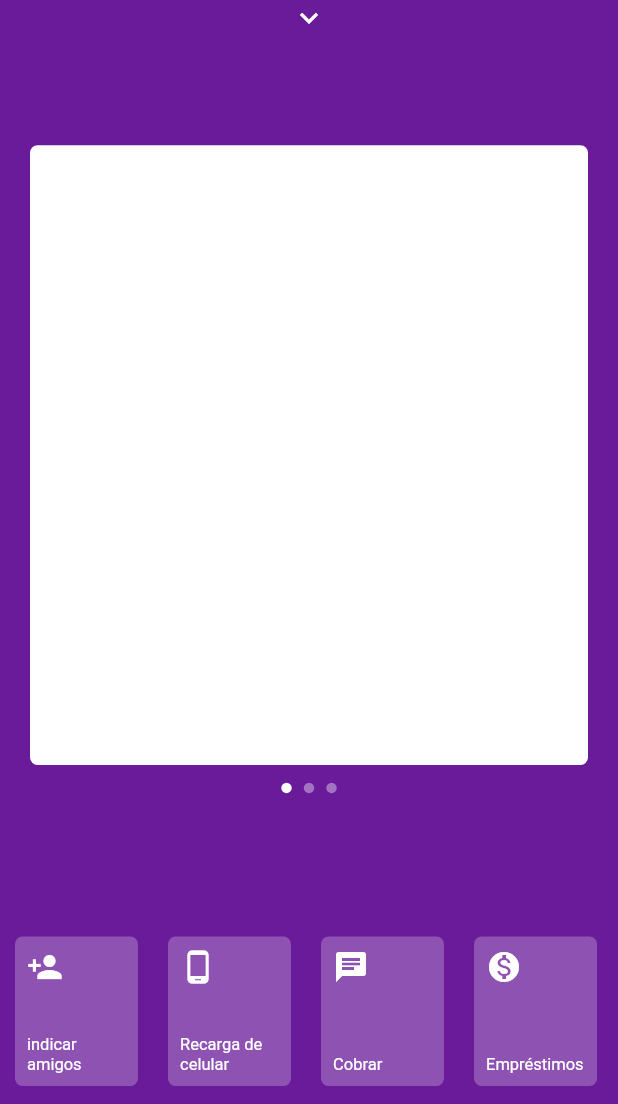
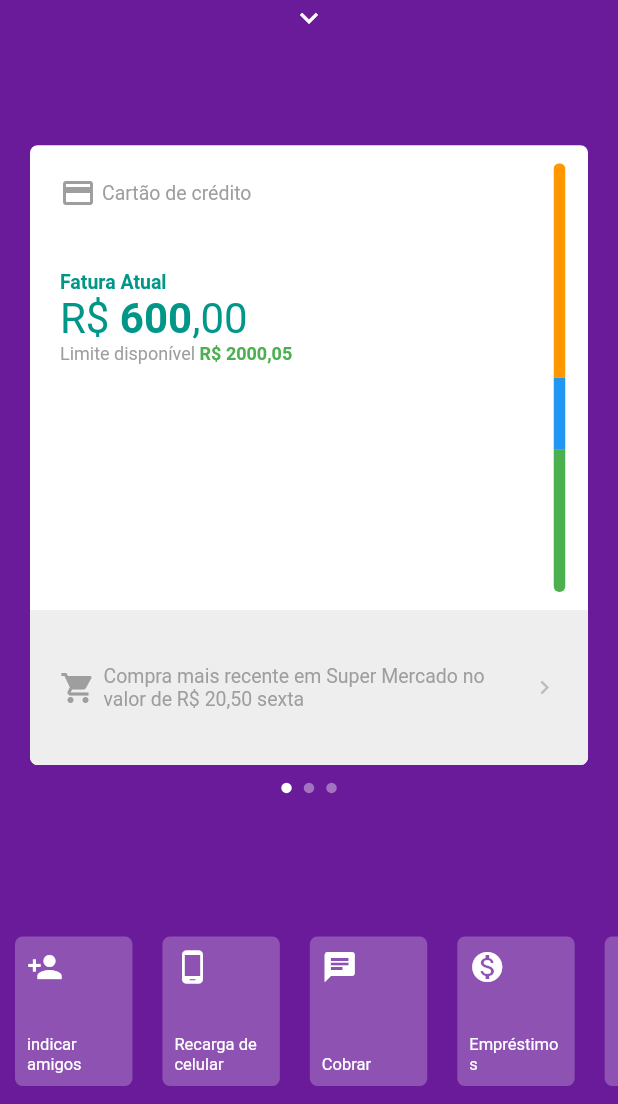
Before and after one commit to GabrielSSAlmeida/nubank_home_clone, a Flutter app: the screen it shows after launch, on a phone screen of 412 x 824 dp, the part 132-1236 px from its top. Run offline on Flutter 3.47's test engine with Material 2 defaults, Android fonts, the light colour scheme and no system bars; network calls fail.

Commit message:
Aula6 - Funcionando

```diff
--- a/lib/pages/home/home_page.dart
+++ b/lib/pages/home/home_page.dart
@@ -1,4 +1,5 @@
 import 'package:flutter/material.dart';
+import 'package:nubank_home/pages/home/widgets/bottom_menu.dart';
 import 'package:nubank_home/pages/home/widgets/item_menu_bottom.dart';
 import 'package:nubank_home/pages/home/widgets/menu_app.dart';
 import 'package:nubank_home/pages/home/widgets/my_app_bar.dart';
@@ -50,6 +51,7 @@ class _HomePageState extends State<HomePage> {
             top: _screenHeigth * 0.18,
             showMenu: _showMenu,
           ),
+          BottomMenu(showMenu: _showMenu),
           PageViewApp(
             showMenu: _showMenu,
             //Se tiver mostrando, desce se nao sobe
@@ -118,63 +120,6 @@ class _HomePageState extends State<HomePage> {
             top: _screenHeigth * 0.74,
             currentIndex: _currentIndex,
           ),
-          AnimatedPositioned(
-            duration: const Duration(milliseconds: 200),
-            //Agora nn ocupa a parte dos botoes de navegação
-            bottom: !_showMenu ? 0 + MediaQuery.of(context).padding.bottom : 0,
-            left: 0,
-            right: 0,
-            height: _screenHeigth * 0.15,
-            child: AnimatedOpacity(
-              duration: const Duration(milliseconds: 200),
-              opacity: !_showMenu ? 1 : 0,
-              child: Container(
-                child: ListView(
-                  physics: const BouncingScrollPhysics(),
-                  scrollDirection: Axis.horizontal,
-                  // ignore: prefer_const_literals_to_create_immutables
-                  children: [
-                    const ItemMenuBottom(
-                      icon: Icons.person_add,
-                      text: 'indicar amigos',
-                    ),
-                    const ItemMenuBottom(
-                      icon: Icons.phone_android,
-                      text: 'Recarga de celular',
-                    ),
-                    const ItemMenuBottom(
-                      icon: Icons.chat,
-                      text: 'Cobrar',
-                    ),
-                    const ItemMenuBottom(
-                      icon: Icons.monetization_on,
-                      text: 'Empréstimos',
-                    ),
-                    const ItemMenuBottom(
-                      icon: Icons.move_to_inbox,
-                      text: 'Depositar',
-                    ),
-                    const ItemMenuBottom(
-                      icon: Icons.mobile_screen_share,
-                      text: 'Transferir',
-                    ),
-                    const ItemMenuBottom(
-                      icon: Icons.format_align_center,
-                      text: 'Ajustar limite',
-                    ),
-                    const ItemMenuBottom(
-                      icon: Icons.chrome_reader_mode,
-                      text: 'Pagar',
-                    ),
-                    const ItemMenuBottom(
-                      icon: Icons.lock_open,
-                      text: 'Bloquar cartão',
-                    ),
-                  ],
-                ),
-              ),
-            ),
-          ),
         ],
       ), //Pilha - pega uma lista de widgets e os renderiza um em cima do outro
     );
--- /dev/null
+++ b/lib/pages/home/widgets/bottom_menu.dart
@@ -0,0 +1,78 @@
+import 'package:flutter/material.dart';
+import 'package:flutter/src/widgets/container.dart';
+import 'package:flutter/src/widgets/framework.dart';
+
+import 'item_menu_bottom.dart';
+
+class BottomMenu extends StatelessWidget {
+  final bool showMenu;
+
+  const BottomMenu({super.key, required this.showMenu});
+
+  @override
+  Widget build(BuildContext context) {
+    return AnimatedPositioned(
+      duration: const Duration(milliseconds: 200),
+      //Agora nn ocupa a parte dos botoes de navegação
+      bottom: !showMenu ? 0 + MediaQuery.of(context).padding.bottom : 0,
+      left: 0,
+      right: 0,
+      height: MediaQuery.of(context).size.height * 0.15,
+      /* ignora todos os pointer-events, neste caso,
+              irá ignorar o arrastar quando a PageView estiver em baixo
+           */
+      child: IgnorePointer(
+        ignoring: showMenu,
+        child: AnimatedOpacity(
+          duration: const Duration(milliseconds: 200),
+          opacity: !showMenu ? 1 : 0,
+          child: Container(
+            child: ListView(
+              physics: const BouncingScrollPhysics(),
+              scrollDirection: Axis.horizontal,
+              // ignore: prefer_const_literals_to_create_immutables
+              children: [
+                const ItemMenuBottom(
+                  icon: Icons.person_add,
+                  text: 'indicar amigos',
+                ),
+                const ItemMenuBottom(
+                  icon: Icons.phone_android,
+                  text: 'Recarga de celular',
+                ),
+                const ItemMenuBottom(
+                  icon: Icons.chat,
+                  text: 'Cobrar',
+                ),
+                const ItemMenuBottom(
+                  icon: Icons.monetization_on,
+                  text: 'Empréstimos',
+                ),
+                const ItemMenuBottom(
+                  icon: Icons.move_to_inbox,
+                  text: 'Depositar',
+                ),
+                const ItemMenuBottom(
+                  icon: Icons.mobile_screen_share,
+                  text: 'Transferir',
+                ),
+                const ItemMenuBottom(
+                  icon: Icons.format_align_center,
+                  text: 'Ajustar limite',
+                ),
+                const ItemMenuBottom(
+                  icon: Icons.chrome_reader_mode,
+                  text: 'Pagar',
+                ),
+                const ItemMenuBottom(
+                  icon: Icons.lock_open,
+                  text: 'Bloquar cartão',
+                ),
+              ],
+            ),
+          ),
+        ),
+      ),
+    );
+  }
+}
--- a/lib/pages/home/widgets/card_app.dart
+++ b/lib/pages/home/widgets/card_app.dart
@@ -1,7 +1,9 @@
 import 'package:flutter/material.dart';
 
 class CardApp extends StatelessWidget {
-  const CardApp({super.key});
+  final Widget child;
+
+  const CardApp({super.key, required this.child});
 
   @override
   Widget build(BuildContext context) {
@@ -12,6 +14,7 @@ class CardApp extends StatelessWidget {
       child: Container(
         decoration: BoxDecoration(
             color: Colors.white, borderRadius: BorderRadius.circular(5)),
+        child: child,
       ),
     );
   }
--- /dev/null
+++ b/lib/pages/home/widgets/first_card.dart
@@ -0,0 +1,175 @@
+import 'package:flutter/cupertino.dart';
+import 'package:flutter/material.dart';
+import 'package:flutter/src/widgets/container.dart';
+import 'package:flutter/src/widgets/framework.dart';
+
+class FirstCard extends StatelessWidget {
+  const FirstCard({super.key});
+
+  @override
+  Widget build(BuildContext context) {
+    //Widget para arredondar
+    return ClipRRect(
+      borderRadius: BorderRadius.circular(5),
+      child: Column(
+        children: [
+          //Preencher o espaço
+          Expanded(
+            flex: 3,
+            child: Container(
+              child: Row(
+                children: [
+                  Expanded(
+                    child: Column(
+                      crossAxisAlignment: CrossAxisAlignment.start,
+                      children: [
+                        Padding(
+                          padding: const EdgeInsets.all(20),
+                          child: Row(
+                            children: const [
+                              Icon(
+                                Icons.credit_card,
+                                color: Colors.grey,
+                              ),
+                              SizedBox(width: 4),
+                              Text(
+                                'Cartão de crédito',
+                                style: TextStyle(
+                                  color: Colors.grey,
+                                  fontSize: 13,
+                                ),
+                              ),
+                            ],
+                          ),
+                        ),
+                        Padding(
+                          padding: const EdgeInsets.only(
+                              left: 20, top: 20, bottom: 20),
+                          child: SizedBox(
+                            width: double.infinity,
+                            child: Column(
+                              crossAxisAlignment: CrossAxisAlignment.start,
+                              children: const [
+                                Text(
+                                  'Fatura Atual',
+                                  style: TextStyle(
+                                    color: Colors.teal,
+                                    fontSize: 13,
+                                    fontWeight: FontWeight.bold,
+                                  ),
+                                ),
+                                Text.rich(
+                                  TextSpan(text: 'R\$ ', children: [
+                                    TextSpan(
+                                        text: '600',
+                                        style: TextStyle(
+                                            fontWeight: FontWeight.bold)),
+                                    TextSpan(text: ',00'),
+                                  ]),
+                                  textAlign: TextAlign.start,
+                                  style: TextStyle(
+                                    color: Colors.teal,
+                                    fontSize: 28,
+                                  ),
+                                ),
+                                Text.rich(
+                                  TextSpan(
+                                      text: 'Limite disponível ',
+                                      children: [
+                                        TextSpan(
+                                          text: 'R\$ 2000,05',
+                                          style: TextStyle(
+                                              color: Colors.green,
+                                              fontWeight: FontWeight.bold),
+                                        ),
+                                      ]),
+                                  textAlign: TextAlign.start,
+                                  style: TextStyle(
+                                    color: Colors.grey,
+                                    fontSize: 12,
+                                  ),
+                                ),
+                              ],
+                            ),
+                          ),
+                        ),
+                      ],
+                    ),
+                  ),
+                  Padding(
+                    padding: const EdgeInsets.only(
+                        top: 12, bottom: 12, left: 10, right: 15),
+                    child: ClipRRect(
+                      borderRadius: BorderRadius.circular(5),
+                      child: Container(
+                        width: 8,
+                        decoration: BoxDecoration(
+                          borderRadius: BorderRadius.circular(5),
+                        ),
+                        child: Column(children: [
+                          Expanded(
+                            flex: 3,
+                            child: Container(
+                              color: Colors.orange,
+                            ),
+                          ),
+                          Expanded(
+                            flex: 1,
+                            child: Container(
+                              color: Colors.blue,
+                            ),
+                          ),
+                          Expanded(
+                            flex: 2,
+                            child: Container(
+                              color: Colors.green,
+                            ),
+                          ),
+                        ]),
+                      ),
+                    ),
+                  ),
+                ],
+              ),
+            ),
+          ),
+          Expanded(
+            flex: 1,
+            child: Container(
+              color: Colors.grey[200],
+              child: Padding(
+                padding: const EdgeInsets.all(20),
+                child: Row(
+                    mainAxisAlignment: MainAxisAlignment.spaceBetween,
+                    children: [
+                      const Icon(
+                        Icons.shopping_cart,
+                        color: Colors.grey,
+                      ),
+                      const SizedBox(width: 5),
+
+                      //Para quebrar a linha
+                      const Flexible(
+                        child: Text(
+                          'Compra mais recente em Super Mercado no valor de R\$ 20,50 sexta',
+                          style: TextStyle(
+                            color: Colors.grey,
+                            fontSize: 13,
+                          ),
+                        ),
+                      ),
+
+                      Icon(
+                        Icons.chevron_right,
+                        color: Colors.grey[400],
+                        size: 18,
+                      ),
+                    ]),
+              ),
+            ),
+          ),
+        ],
+      ),
+    );
+  }
+}
--- a/lib/pages/home/widgets/item_menu.dart
+++ b/lib/pages/home/widgets/item_menu.dart
@@ -15,7 +15,7 @@ class ItemMenu extends StatelessWidget {
         backgroundColor: Colors.purple[800], elevation: 0);
 
     return Container(
-      height: 35,
+      height: 40,
       decoration: const BoxDecoration(
         border: Border(
           bottom: BorderSide(width: 0.7, color: Colors.white),
--- a/lib/pages/home/widgets/item_menu_bottom.dart
+++ b/lib/pages/home/widgets/item_menu_bottom.dart
@@ -16,7 +16,7 @@ class ItemMenuBottom extends StatelessWidget {
         vertical: 12,
       ),
       child: Container(
-        width: 82,
+        width: MediaQuery.of(context).size.width * 0.19,
         decoration: BoxDecoration(
           borderRadius: BorderRadius.circular(5),
           color: Colors.white24,
--- a/lib/pages/home/widgets/menu_app.dart
+++ b/lib/pages/home/widgets/menu_app.dart
@@ -22,10 +22,12 @@ class MenuApp extends StatelessWidget {
         opacity: showMenu ? 1 : 0,
         child: Container(
           height: MediaQuery.of(context).size.height * 0.65,
+          child: SingleChildScrollView(
+            physics: const BouncingScrollPhysics(),
             child: Column(children: [
               Image.network(
                 'https://webmobtuts.com/wp-content/uploads/2019/02/QR_code_for_mobile_English_Wikipedia.svg_.png',
-              height: 90,
+                height: 120,
                 color: Colors.white,
               ),
               //Para poder formatar de formas diferentes partes do texto
@@ -67,8 +69,7 @@ class MenuApp extends StatelessWidget {
               ),
 
               const SizedBox(height: 15),
-            SingleChildScrollView(
-              child: Padding(
+              Padding(
                 padding: const EdgeInsets.symmetric(horizontal: 30),
                 child: Column(
                   // ignore: prefer_const_literals_to_create_immutables
@@ -120,8 +121,8 @@ class MenuApp extends StatelessWidget {
                   ],
                 ),
               ),
+            ]),
           ),
-          ]),
         ),
       ),
     );
--- a/lib/pages/home/widgets/page_view_app.dart
+++ b/lib/pages/home/widgets/page_view_app.dart
@@ -1,4 +1,5 @@
 import 'package:flutter/material.dart';
+import 'package:nubank_home/pages/home/widgets/first_card.dart';
 
 import 'card_app.dart';
 
@@ -20,7 +21,7 @@ class PageViewApp extends StatelessWidget {
   @override
   Widget build(BuildContext context) {
     return AnimatedPositioned(
-      duration: const Duration(milliseconds: 150),
+      duration: const Duration(milliseconds: 250),
       curve: Curves.easeOut,
       top: top,
       height: MediaQuery.of(context).size.height * 0.55,
@@ -35,9 +36,11 @@ class PageViewApp extends StatelessWidget {
               ? const NeverScrollableScrollPhysics()
               : const BouncingScrollPhysics(),
           children: [
-            CardApp(),
-            CardApp(),
-            CardApp(),
+            CardApp(
+              child: FirstCard(),
+            ),
+            //CardApp(),
+            //CardApp(),
           ],
         ),
       ),
```
Lines whose indentation alone changed are shown as unchanged.
